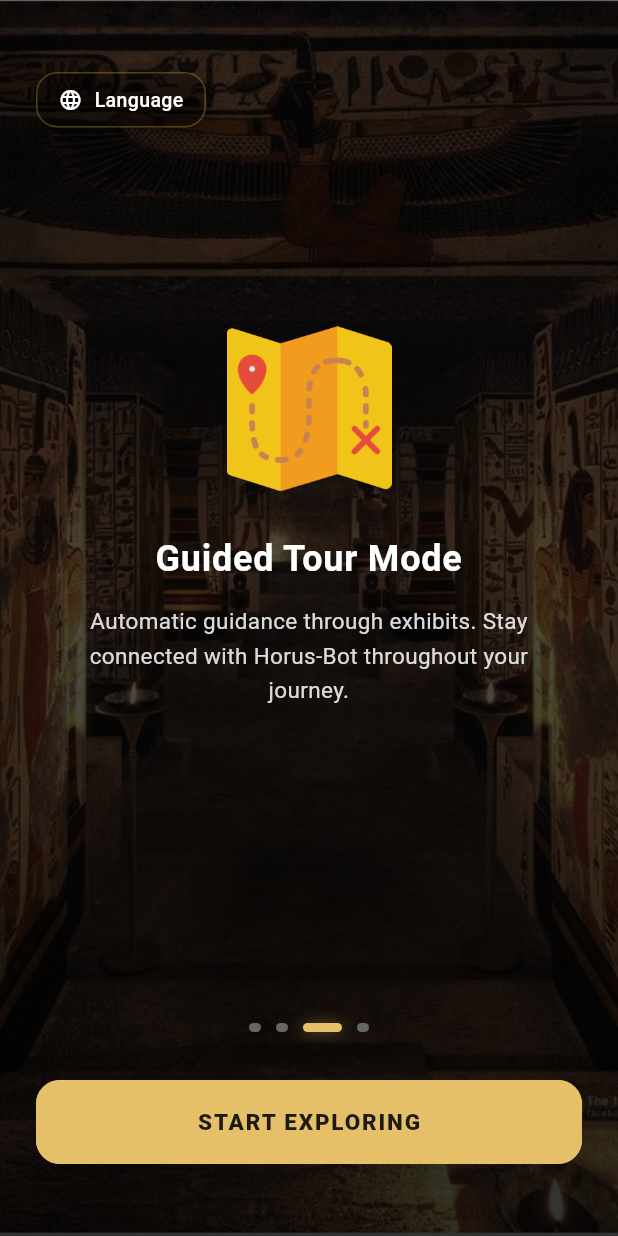
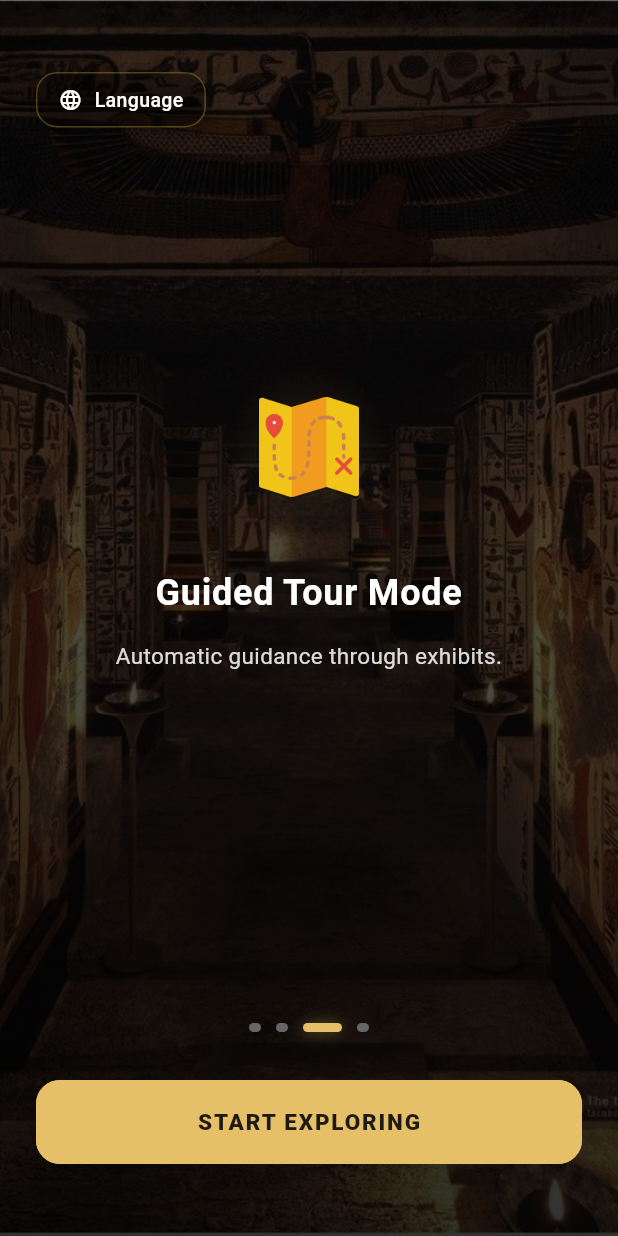
Before and after one commit to Farida-Waheed/museum_app, a Flutter app: the screen it shows after launch, swiped to page 3, on a phone screen of 412 x 824 dp. Run offline on Flutter 3.47's test engine with Material 3 defaults, Android fonts, the phone set to English and light mode, and no system bars; our stand-ins replace audioplayers, permission_handler, shared_preferences; missing offline and left inert: mobile_scanner; project files that could hold a hidden picture were left out.

Commit message:
Revert "Restore Old Onboarding and Intro Screens"

```diff
--- a/lib/l10n/app_en.arb
+++ b/lib/l10n/app_en.arb
@@ -119,16 +119,14 @@
   "allowLocationAccess": "Enable Location",
   "locationPermissionBody": "Horus-Bot uses your location to guide you through museum exhibits and help you follow the robot during your visit.",
   "dataReassurance": "Your data is anonymous and used only for navigation.",
-  "introTitle": "The Egyptian Museums",
-  "introSubtitle": "Explore Egyptian museums with Horus-Bot.",
   "onboarding1Title": "Welcome to Horus-Bot",
-  "onboarding1Desc": "Your smart guide to the museum. Navigate exhibits, follow the robot, and discover hidden stories.",
+  "onboarding1Desc": "Your smart guide to the museum.",
   "onboarding2Title": "Meet Horus-Bot",
-  "onboarding2Desc": "Your intelligent museum guide. Ask questions, listen to explanations, and explore during your visit.",
+  "onboarding2Desc": "Your intelligent museum guide.",
   "onboarding3Title": "Guided Tour Mode",
-  "onboarding3Desc": "Automatic guidance through exhibits. Stay connected with Horus-Bot throughout your journey.",
+  "onboarding3Desc": "Automatic guidance through exhibits.",
   "onboarding4Title": "Explore & Learn",
-  "onboarding4Desc": "Discover artifacts, ask questions, and enjoy interactive museum quizzes.",
+  "onboarding4Desc": "Discover artifacts and ask questions.",
   "next": "Next",
   "startExploring": "Start Exploring",
   "recommendedForYou": "Discover Artifacts",
--- a/lib/l10n/app_localizations.dart
+++ b/lib/l10n/app_localizations.dart
@@ -794,18 +794,6 @@ abstract class AppLocalizations {
   /// **'Your data is anonymous and used only for navigation.'**
   String get dataReassurance;
 
-  /// No description provided for @introTitle.
-  ///
-  /// In en, this message translates to:
-  /// **'The Egyptian Museums'**
-  String get introTitle;
-
-  /// No description provided for @introSubtitle.
-  ///
-  /// In en, this message translates to:
-  /// **'Explore Egyptian museums with Horus-Bot.'**
-  String get introSubtitle;
-
   /// No description provided for @onboarding1Title.
   ///
   /// In en, this message translates to:
@@ -815,7 +803,7 @@ abstract class AppLocalizations {
   /// No description provided for @onboarding1Desc.
   ///
   /// In en, this message translates to:
-  /// **'Your smart guide to the museum. Navigate exhibits, follow the robot, and discover hidden stories.'**
+  /// **'Your smart guide to the museum.'**
   String get onboarding1Desc;
 
   /// No description provided for @onboarding2Title.
@@ -827,7 +815,7 @@ abstract class AppLocalizations {
   /// No description provided for @onboarding2Desc.
   ///
   /// In en, this message translates to:
-  /// **'Your intelligent museum guide. Ask questions, listen to explanations, and explore during your visit.'**
+  /// **'Your intelligent museum guide.'**
   String get onboarding2Desc;
 
   /// No description provided for @onboarding3Title.
@@ -839,7 +827,7 @@ abstract class AppLocalizations {
   /// No description provided for @onboarding3Desc.
   ///
   /// In en, this message translates to:
-  /// **'Automatic guidance through exhibits. Stay connected with Horus-Bot throughout your journey.'**
+  /// **'Automatic guidance through exhibits.'**
   String get onboarding3Desc;
 
   /// No description provided for @onboarding4Title.
@@ -851,7 +839,7 @@ abstract class AppLocalizations {
   /// No description provided for @onboarding4Desc.
   ///
   /// In en, this message translates to:
-  /// **'Discover artifacts, ask questions, and enjoy interactive museum quizzes.'**
+  /// **'Discover artifacts and ask questions.'**
   String get onboarding4Desc;
 
   /// No description provided for @next.
--- a/lib/l10n/app_localizations_en.dart
+++ b/lib/l10n/app_localizations_en.dart
@@ -367,38 +367,28 @@ class AppLocalizationsEn extends AppLocalizations {
       'Your data is anonymous and used only for navigation.';
 
   @override
-  String get introTitle => 'The Egyptian Museums';
-
-  @override
-  String get introSubtitle => 'Explore Egyptian museums with Horus-Bot.';
-
-  @override
   String get onboarding1Title => 'Welcome to Horus-Bot';
 
   @override
-  String get onboarding1Desc =>
-      'Your smart guide to the museum. Navigate exhibits, follow the robot, and discover hidden stories.';
+  String get onboarding1Desc => 'Your smart guide to the museum.';
 
   @override
   String get onboarding2Title => 'Meet Horus-Bot';
 
   @override
-  String get onboarding2Desc =>
-      'Your intelligent museum guide. Ask questions, listen to explanations, and explore during your visit.';
+  String get onboarding2Desc => 'Your intelligent museum guide.';
 
   @override
   String get onboarding3Title => 'Guided Tour Mode';
 
   @override
-  String get onboarding3Desc =>
-      'Automatic guidance through exhibits. Stay connected with Horus-Bot throughout your journey.';
+  String get onboarding3Desc => 'Automatic guidance through exhibits.';
 
   @override
   String get onboarding4Title => 'Explore & Learn';
 
   @override
-  String get onboarding4Desc =>
-      'Discover artifacts, ask questions, and enjoy interactive museum quizzes.';
+  String get onboarding4Desc => 'Discover artifacts and ask questions.';
 
   @override
   String get next => 'Next';
--- a/lib/screens/onboarding/onboarding_screen.dart
+++ b/lib/screens/onboarding/onboarding_screen.dart
@@ -1,3 +1,4 @@
+import 'dart:math' as math;
 import 'package:flutter/material.dart';
 import 'package:provider/provider.dart';
 import '../../l10n/app_localizations.dart';
@@ -89,24 +90,36 @@ class _OnboardingScreenState extends State<OnboardingScreen> with SingleTickerPr
         "desc": l10n.onboarding1Desc,
         "image": "assets/images/Onboarding.jpg",
         "iconPath": "assets/icons/pyramid.png",
+        "iconSize": 82.0,
+        "iconScale": 1.0,
+        "useShadow": false, // Already has strong outlines
       },
       {
         "title": l10n.onboarding2Title,
         "desc": l10n.onboarding2Desc,
         "image": "assets/images/Onboarding.jpg",
         "iconPath": "assets/icons/pharaoh.png",
+        "iconSize": 82.0,
+        "iconScale": 1.0, // Visual Benchmark
+        "useShadow": false,
       },
       {
         "title": l10n.onboarding3Title,
         "desc": l10n.onboarding3Desc,
         "image": "assets/images/Onboarding.jpg",
         "iconPath": "assets/icons/map.png",
+        "iconSize": 82.0,
+        "iconScale": 0.82, // Map is a solid block, needs to be smaller to match visual weight
+        "useShadow": true, // Needs shadow to match the "strength" of outline icons
       },
       {
         "title": l10n.onboarding4Title,
         "desc": l10n.onboarding4Desc,
         "image": "assets/images/Onboarding.jpg",
         "iconPath": "assets/icons/scarab.png",
+        "iconSize": 82.0,
+        "iconScale": 1.1, // Wide and airy, needs slight upscale
+        "useShadow": false,
       },
     ];
 
@@ -162,12 +175,58 @@ class _OnboardingScreenState extends State<OnboardingScreen> with SingleTickerPr
                                 mainAxisAlignment: MainAxisAlignment.center, // Lifted up
                                 children: [
                                   const SizedBox(height: 40), // Top spacing adjustment
-                                  // Simplified Icon treatment to match OLD version
-                                  Image.asset(
-                                    pages[index]["iconPath"]!,
-                                    width: 110,
-                                    height: 110,
-                                    fit: BoxFit.contain,
+                                  // Unified Icon treatment
+                                  AnimatedBuilder(
+                                    animation: _floatController,
+                                    builder: (context, child) {
+                                      final double floatOffset = 8 * math.sin(_floatController.value * 2 * math.pi);
+                                      return Transform.translate(
+                                        offset: Offset(0, floatOffset),
+                                        child: child,
+                                      );
+                                    },
+                                    child: Container(
+                                      width: 110,
+                                      height: 110,
+                                      decoration: BoxDecoration(
+                                        shape: BoxShape.circle,
+                                        gradient: RadialGradient(
+                                          colors: [
+                                            const Color(0xFFE6C068).withOpacity(0.12),
+                                            const Color(0xFFE6C068).withOpacity(0.0),
+                                          ],
+                                        ),
+                                      ),
+                                      child: Center(
+                                        child: Transform.scale(
+                                          scale: pages[index]["iconScale"] ?? 1.0,
+                                          child: Stack(
+                                            alignment: Alignment.center,
+                                            children: [
+                                              // Optional shadow layer to unify different icon styles
+                                              if (pages[index]["useShadow"] == true)
+                                                Transform.translate(
+                                                  offset: const Offset(0, 2),
+                                                  child: Image.asset(
+                                                    pages[index]["iconPath"]!,
+                                                    width: pages[index]["iconSize"] ?? 82.0,
+                                                    height: pages[index]["iconSize"] ?? 82.0,
+                                                    fit: BoxFit.contain,
+                                                    color: Colors.black.withOpacity(0.2),
+                                                  ),
+                                                ),
+                                              // Main Icon
+                                              Image.asset(
+                                                pages[index]["iconPath"]!,
+                                                width: pages[index]["iconSize"] ?? 82.0,
+                                                height: pages[index]["iconSize"] ?? 82.0,
+                                                fit: BoxFit.contain,
+                                              ),
+                                            ],
+                                          ),
+                                        ),
+                                      ),
+                                    ),
                                   ),
                                   const SizedBox(height: 28),
                                   Text(
```
Also changed, not shown: lib/l10n/app_ar.arb (+7 -9 lines), lib/l10n/app_localizations_ar.dart (+7 -17 lines), lib/screens/intro/intro_screen.dart (+6 -13 lines), pubspec.lock.
